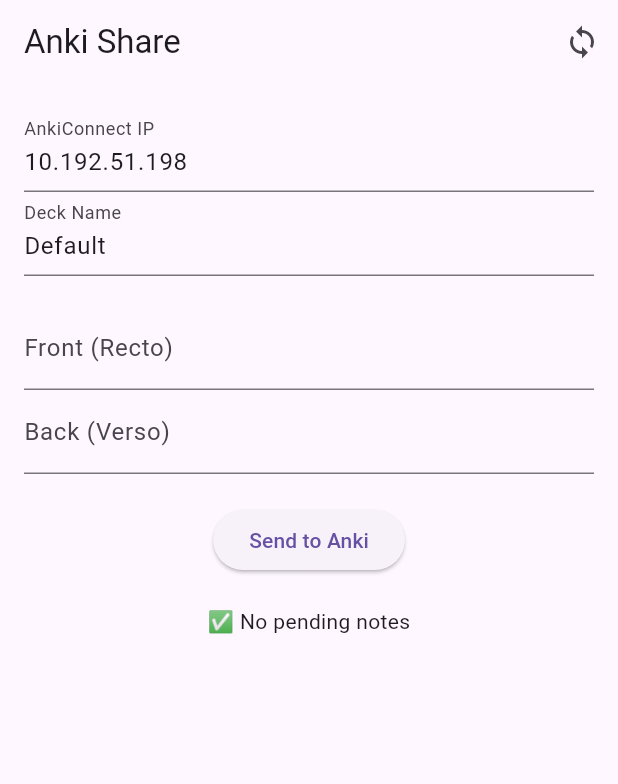
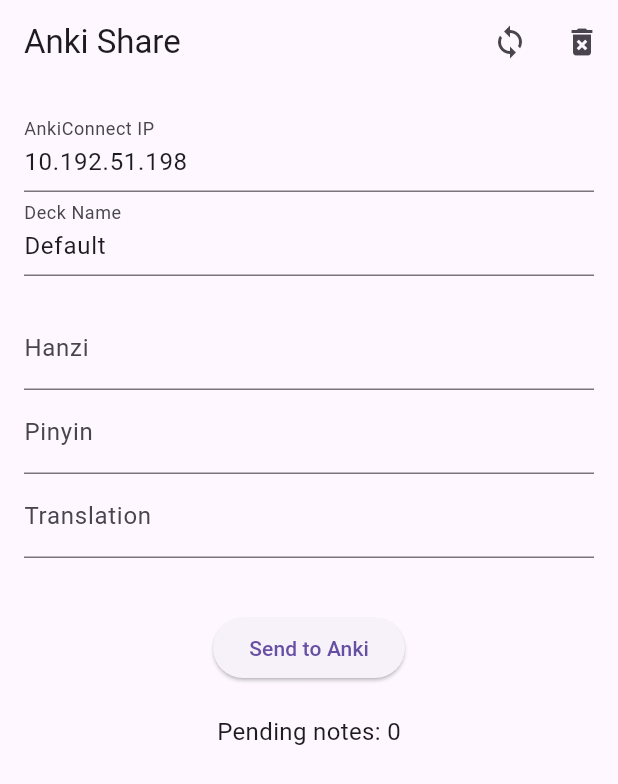
Before and after one commit to rageofpseudo/anki_app_sharing, a Flutter app: the screen it shows after launch, after a tap on "Send to Anki", on a phone screen of 412 x 824 dp. Shown: the top 784 px of the screen. Run offline on Flutter 3.47's test engine with Material 3 defaults, Android fonts, the phone set to English and light mode, and no system bars; our stand-ins replace hive_flutter; missing offline and left inert: receive_sharing_intent; accounts and stored records are empty; statements that could not run were skipped.

Commit message:
ajout front + back / translation && translation + front/ back, pending notes still bug ?

```diff
--- a/lib/main.dart
+++ b/lib/main.dart
@@ -46,8 +46,10 @@
 class _MainAppState extends State<_MainApp> {
   final ipController = TextEditingController(text: "10.192.51.198");
   final deckController = TextEditingController(text: "Default");
-  final frontController = TextEditingController(); // recto
-  final backController = TextEditingController(); // verso
+  final debugController = TextEditingController(text: "debug");
+  final frontController = TextEditingController();
+  final backController = TextEditingController();
+  final translationController = TextEditingController();
   late Box pendingBox;
 
   @override
@@ -56,7 +58,7 @@
     pendingBox = Hive.box("pendingNotes");
 
     // auto sync on app start
-     _syncPending();
+    syncPendingNotes();
     // Listen for shared media (text or files)
     ReceiveSharingIntent.instance.getMediaStream().listen((List<SharedMediaFile> value) {
       if (value.isNotEmpty && value.first.type == SharedMediaType.text) {
@@ -80,7 +82,9 @@
     });
   }
 
-  Future<void> _sendToAnki(String front, String back) async {
+
+// version 1
+  Future<void> _sendToAnki(String front, String back, String translation) async {
     final url = Uri.parse('http://${ipController.text}:8765');
     final body = {
       "action": "addNote",
@@ -91,7 +95,26 @@
           "modelName": "Basic",
           "fields": {
             "Front": front,
-            "Back": back
+            "Back": "$back  $translation",
+          },
+          "options": {
+            "allowDuplicate": false
+          },
+          "tags": ["fromFlutter"]
+        }
+      }
+    };
+
+    final body2 = {
+      "action": "addNote",
+      "version": 6,
+      "params": {
+        "note": {
+          "deckName": deckController.text,
+          "modelName": "Basic",
+          "fields": {
+            "Front": translation,
+            "Back": "$front  $back",
           },
           "options": {
             "allowDuplicate": false
@@ -117,6 +140,23 @@
     } catch (e) {
       _showMessage("Failed to connect: $e");
     }
+
+    try {
+      final response = await http.post(
+        url,
+        headers: {"Content-Type": "application/json"},
+        body: jsonEncode(body2),
+      );
+
+      if (response.statusCode == 200) {
+        final res = jsonDecode(response.body);
+        _showMessage("✅ Added: $translation → $front (id ${res['result']})");
+      } else {
+        _showMessage("Error: ${response.statusCode}");
+      }
+    } catch (e) {
+      _showMessage("Failed to connect: $e");
+    }
   }
 
   void _showMessage(String msg) {
@@ -125,31 +165,139 @@
     });
   }
 
-  Future<void> _queueOrSend(String front, String back) async {
+
+  // version 2 of sending notes to Anki with offline support
+  Future<void> addNote(String front, String back, String translation) async {
+    final url = Uri.parse('http://${ipController.text}:8765');
+    final body = {
+      "action": "addNote",
+      "version": 6,
+      "params": {
+        "note": {
+          "deckName": deckController.text,
+          "modelName": "Basic",
+          "fields": {
+            "Front": front,
+            "Back": "$back  $translation",
+          },
+          "options": {
+            "allowDuplicate": false
+          },
+          "tags": ["fromFlutter"]
+        }
+      }
+    };
+
+    final body2 = {
+      "action": "addNote",
+      "version": 6,
+      "params": {
+        "note": {
+          "deckName": deckController.text,
+          "modelName": "Basic",
+          "fields": {
+            "Front": translation,
+            "Back": "$front  $back",
+          },
+          "options": {
+            "allowDuplicate": false
+          },
+          "tags": ["fromFlutter"]
+        }
+      }
+    };
+
     try {
-      await _sendToAnki(front, back);
+      final response = await http.post(
+        url,
+        headers: {"Content-Type": "application/json"},
+        body: jsonEncode(body),
+      );
+
+      if (response.statusCode == 200) {
+        final res = jsonDecode(response.body);
+        _showMessage("✅ Added: $front → $back (id ${res['result']})");
+      } else {
+        _showMessage("Error: ${response.statusCode}");
+        throw Exception("Failed to add note");
+      }
     } catch (e) {
-      // Save locally if sending failed
-      final note = {"front": front, "back": back};
-      await pendingBox.add(note);
-      _showMessage("⚠️ Anki not available. Saved locally.");
+      // On failure, save note locally
+      final pendingNote = PendingNote(front, "$back  $translation");
+      await pendingBox.add(pendingNote.toJson());
+      _showMessage("⚠️ Could not connect. Note saved for later.");
+    }
+
+    try {
+      final response = await http.post(
+        url,
+        headers: {"Content-Type": "application/json"},
+        body: jsonEncode(body2),
+      );
+
+      if (response.statusCode == 200) {
+        final res = jsonDecode(response.body);
+        _showMessage("✅ Added: $translation → $front (id ${res['result']})");
+      } else {
+        _showMessage("Error: ${response.statusCode}");
+        throw Exception("Failed to add note");
+      }
+    } catch (e) {
+      // On failure, save note locally
+      final pendingNote = PendingNote(translation, "$front  $back");
+      await pendingBox.add(pendingNote.toJson());
+      _showMessage("⚠️ Could not connect. Note saved for later.");
+    }
+
+
+
+    setState(() {}); // ✅ Forces refresh count
+
+  }
+
+Future<void> syncPendingNotes() async {
+  final notes = pendingBox.values.toList();
+
+  for (int i = 0; i < notes.length; i++) {
+    final note = notes[i] as Map<String, dynamic>; // ✅ cast
+
+    final body = {
+      "action": "addNote",
+      "version": 6,
+      "params": {
+        "note": {
+          "deckName": deckController.text,
+          "modelName": "Basic",
+          "fields": {
+            "Front": note["front"],
+            "Back": note["back"],
+          },
+          "options": {"allowDuplicate": false},
+        }
+      }
+    };
+
+    try {
+      final response = await http.post(
+        Uri.parse('http://${ipController.text}:8765'),
+        headers: {"Content-Type": "application/json"},
+        body: jsonEncode(body),
+      );
+
+      final data = jsonDecode(response.body);
+      if (data["error"] != null) throw Exception(data["error"]);
+
+      // Success → remove from pending
+      await pendingBox.deleteAt(i);
+    } catch (e) {
+      print("Failed to sync note ${note["front"]}: $e");
+      break; // stop on first failure
     }
   }
 
-  Future<void> _syncPending() async {
-    final keys = pendingBox.keys.toList(); // stable list of keys
-    for (final key in keys) {
-      final note = pendingBox.get(key) as Map;
-      try {
-        await _sendToAnki(note["front"], note["back"]);
-        await pendingBox.delete(key);
-        _showMessage("✅ Synced: ${note["front"]}");
-      } catch (_) {
-        _showMessage("❌ Still can’t reach Anki.");
-        break; // stop trying if still offline
-      }
-    }
-  }
+  setState(() {}); // refresh UI
+}
+
 
   @override
   Widget build(BuildContext context) {
@@ -161,7 +309,19 @@
           actions: [
             IconButton(
               icon: const Icon(Icons.sync),
-              onPressed: _syncPending,
+              onPressed: () async {
+                await syncPendingNotes();
+                setState(() {}); // can rebuild after
+              },
+              tooltip: "Sync Pending Notes",
+            ),
+            IconButton(
+              icon: const Icon(Icons.delete_forever),
+              onPressed: () async {
+                await pendingBox.clear();
+                setState(() {});
+                _showMessage("🗑️ Cleared all pending notes.");
+              },
               tooltip: "Sync Pending Notes",
             ),
           ],
@@ -182,41 +342,41 @@
 
               TextField(
                 controller: frontController,
-                decoration: const InputDecoration(labelText: "Front (Recto)"),
+                decoration: const InputDecoration(labelText: "Hanzi"),
+                onChanged: (_) => setState(() {}),
               ),
               TextField(
                 controller: backController,
-                decoration: const InputDecoration(labelText: "Back (Verso)"),
+                decoration: const InputDecoration(labelText: "Pinyin"),
+                onChanged: (_) => setState(() {}),
               ),
-
+              TextField(
+                controller: translationController,
+                decoration: const InputDecoration(labelText: "Translation"),
+                onChanged: (_) => setState(() {}),
+              ),
+              const SizedBox(height: 16),
               if (frontController.text.isNotEmpty)
                 Text("Last shared: ${frontController.text}",
                     style: const TextStyle(fontSize: 18)),
               const SizedBox(height: 20),
               ElevatedButton(
-                onPressed: () {
-                  if (frontController.text.isNotEmpty) _queueOrSend(frontController.text, backController.text);
+                onPressed: () async {
+                  if (frontController.text.isNotEmpty) {
+                     await addNote(frontController.text, backController.text, translationController.text);
+                     setState(() {});          // can rebuild after
+                  }
                 },
                 child: const Text("Send to Anki"),
               ),
               const SizedBox(height: 20),
               Expanded(
-                child: ValueListenableBuilder(
+                child:  ValueListenableBuilder(
                   valueListenable: pendingBox.listenable(),
                   builder: (context, box, _) {
-                    final notes = box.values.toList();
-                    if (notes.isEmpty) {
-                      return const Text("✅ No pending notes");
-                    }
-                    return ListView.builder(
-                      itemCount: notes.length,
-                      itemBuilder: (context, i) {
-                        final note = notes[i] as Map;
-                        return ListTile(
-                          title: Text(note["front"]),
-                          subtitle: Text(note["back"]),
-                        );
-                      },
+                    return Text(
+                      "Pending notes: ${box.length}",
+                      style: const TextStyle(fontSize: 16),
                     );
                   },
                 ),
```
Also changed, not shown: 1 other file.
